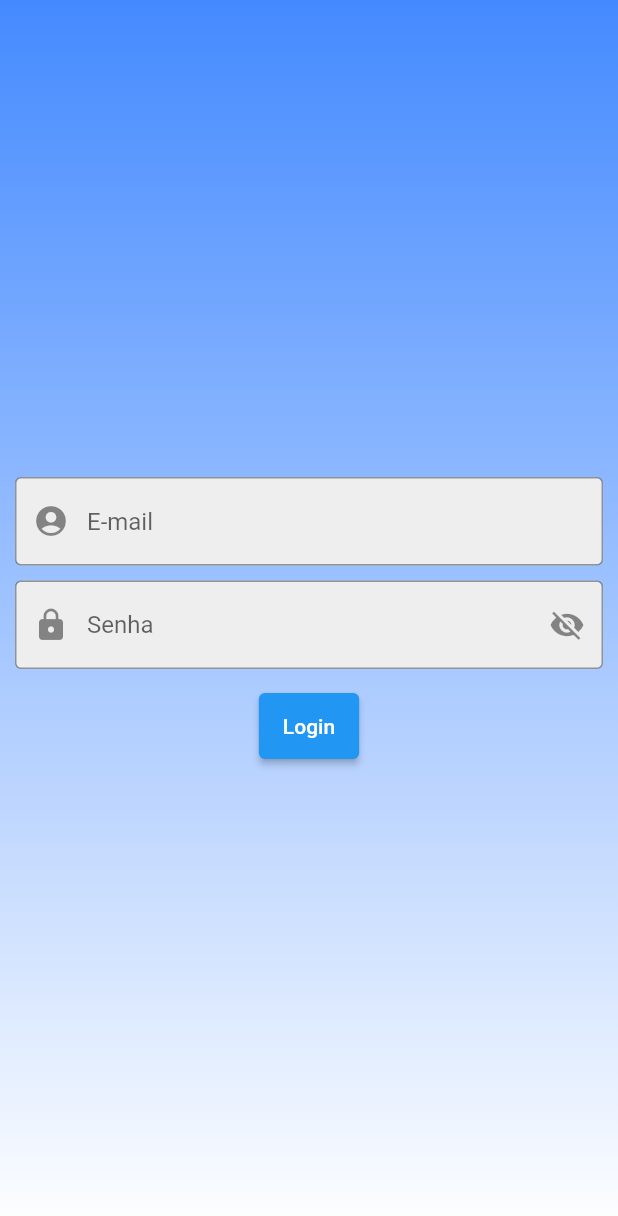
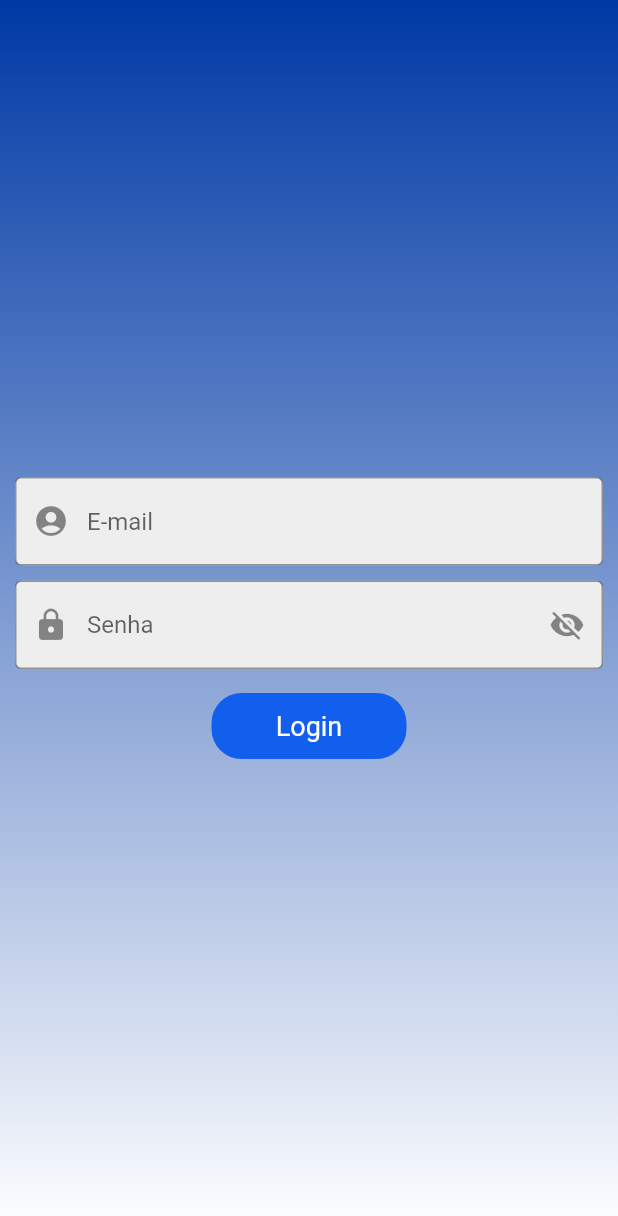
Before and after one commit to guilhermefbc/d_brain_test, a Flutter app: the screen it shows after launch, on a phone screen of 412 x 824 dp. Shown: the top 1216 px of the screen. Run offline on Flutter 3.47's test engine with Material 2 defaults, Android fonts, the phone set to English and light mode, and no system bars; our stand-ins replace cloud_firestore, curved_navigation_bar, firebase_auth, firebase_core, firebase_storage, flutter_local_notifications and 4 more; missing offline and left inert: background_fetch, camera_camera; accounts and stored records are empty; generated files the repository leaves out were written again.

Commit message:
Add new login button and solved some bugs in logOut

```diff
--- a/lib/src/modules/auth/screens/login_screen.dart
+++ b/lib/src/modules/auth/screens/login_screen.dart
@@ -1,4 +1,5 @@
 import 'package:d_brain_test/src/modules/auth/controllers/login/login_controller.dart';
+import 'package:d_brain_test/src/shared/widgets/buttons/simple_custom_button.dart';
 import 'package:d_brain_test/src/shared/widgets/buttons/simple_icon_button.dart';
 import 'package:d_brain_test/src/shared/widgets/text_fields/login_text_field.dart';
 import 'package:flutter/material.dart';
@@ -23,7 +24,7 @@ class _LoginScreenState extends State<LoginScreen> {
             gradient: LinearGradient(
                 begin: Alignment.topCenter,
                 end: Alignment.bottomCenter,
-                colors: [Colors.blueAccent, Colors.white]
+                colors: [Color(0xFF0039A5), Colors.white]
             ),
         ),
         child: Padding(
@@ -66,11 +67,12 @@ class _LoginScreenState extends State<LoginScreen> {
                   builder: (_) {
                     return SizedBox(
                       height: 44,
-                      child: ElevatedButton(
+                      child: SimpleCustomButton(
                         child: _loginController.loading
-                            ? const CircularProgressIndicator(valueColor: AlwaysStoppedAnimation(Colors.white),)
-                            : const Text("Login"),
-                        onPressed: _loginController.loginPressed,
+                              ? const CircularProgressIndicator(valueColor: AlwaysStoppedAnimation(Colors.white),)
+                              : const Text("Login", style: TextStyle(color: Colors.white, fontSize: 18.0),),
+                        onTap: _loginController.loginPressed,
+                        color: const Color(0xFF125EED),
                       ),
                     );
                   }
--- a/lib/src/modules/auth/screens/splash_screen.dart
+++ b/lib/src/modules/auth/screens/splash_screen.dart
@@ -42,7 +42,7 @@ class _SplashScreenState extends State<SplashScreen> {
         gradient: LinearGradient(
             begin: Alignment.topCenter,
             end: Alignment.bottomCenter,
-            colors: [Colors.blueAccent, Colors.white]
+            colors: [Color(0xFF0039A5), Colors.white]
         ),
       ),
       child: Column(
--- a/lib/src/modules/vouchers/screens/vouchers_overview_screen.dart
+++ b/lib/src/modules/vouchers/screens/vouchers_overview_screen.dart
@@ -28,7 +28,7 @@ class _VouchersOverviewScreenState extends State<VouchersOverviewScreen> {
         gradient: LinearGradient(
             begin: Alignment.topCenter,
             end: Alignment.bottomCenter,
-            colors: [Colors.blueAccent, Colors.white]
+            colors: [Color(0xFF0039A5), Colors.white]
         ),
       ),
       child: Observer(
--- a/lib/src/shared/notifications/main_notifications.dart
+++ b/lib/src/shared/notifications/main_notifications.dart
@@ -43,7 +43,7 @@ class MainNotifications {
     await _flutterLocalNotificationsPlugin.show(
         counter,
         'Vouches pending',
-        'There are tasks waiting to be uploaded',
+        'You need to upload the latest scanned documents',
         platformChannelSpecifics,
         payload: 'item x'
     );
--- a/lib/src/shared/repositories/authLogin/auth_login_controller.dart
+++ b/lib/src/shared/repositories/authLogin/auth_login_controller.dart
@@ -35,8 +35,10 @@ abstract class _AuthLoginController with Store {
     }
   }
 
+  @action
   logOut() async {
     _user = null;
+    status = AuthStatus.logoff;
     await _authFirebaseRepository.logOut();
   }
 
--- /dev/null
+++ b/lib/src/shared/widgets/buttons/simple_custom_button.dart
@@ -0,0 +1,32 @@
+import 'package:flutter/material.dart';
+
+class SimpleCustomButton extends StatefulWidget {
+  Widget child;
+  Function()? onTap;
+  Color color;
+
+  SimpleCustomButton({Key? key, required this.child, this.onTap, required this.color}) : super(key: key);
+
+  @override
+  _SimpleCustomButtonState createState() => _SimpleCustomButtonState();
+}
+
+class _SimpleCustomButtonState extends State<SimpleCustomButton> {
+  @override
+  Widget build(BuildContext context) {
+    return InkWell(
+      onTap: widget.onTap,
+      child: Container(
+        width: 130.0,
+        padding: const EdgeInsets.only(left: 5.0, right: 5.0, top: 3.0, bottom: 3.0),
+        decoration: BoxDecoration(
+          color: widget.color,
+          borderRadius: BorderRadius.circular(20.0)
+        ),
+        child: Center(
+          child: widget.child,
+        ),
+      ),
+    );
+  }
+}
```
Also changed, not shown: lib/src/modules/auth/controllers/login/login_controller.dart (+7 -0 lines), lib/src/modules/home/screens/home_screen.dart (+4 -3 lines), lib/src/modules/vouchers/widgets/voucher_item_widget.dart (+4 -4 lines), lib/src/modules/auth/controllers/login/login_controller.g.dart, lib/src/shared/repositories/authLogin/auth_login_controller.g.dart.
